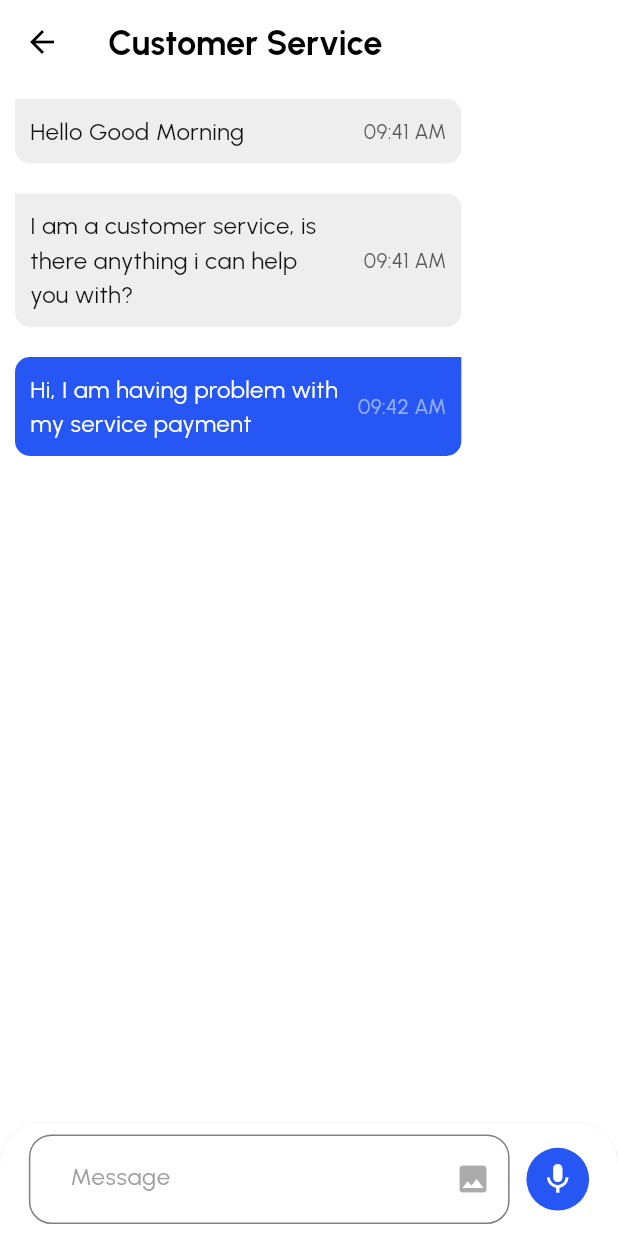
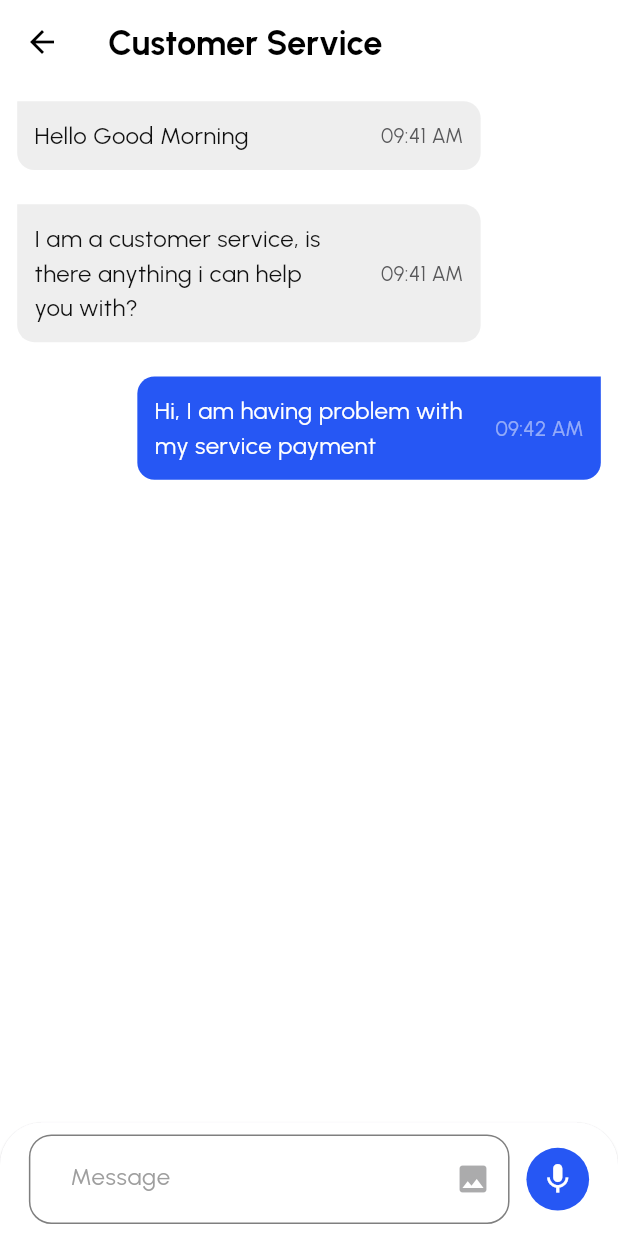
Before and after one commit to Sundhar22/UserApp, a Flutter app: the CustomerService screen opened directly, on a phone screen of 412 x 824 dp. Run offline on Flutter 3.47's test engine with Material 3 defaults, Android fonts, the phone set to English and light mode, and no system bars; our stand-ins replace bloc, carousel_slider, cloud_firestore, dots_indicator, firebase_auth, firebase_core and 5 more; accounts and stored records are empty.

Commit message:
john commit

```diff
--- a/lib/features/profile/components/customerservice_ui.dart
+++ b/lib/features/profile/components/customerservice_ui.dart
@@ -118,11 +118,15 @@ class _CustomerServiceState extends State<CustomerService> {
   }
 
   Widget _serviceProvideContainer(String content, String time) {
-    return _messageContainer(content, time, MessageType.serviceProvider);
+    return Align(
+        alignment: Alignment.centerLeft,
+        child: _messageContainer(content, time, MessageType.serviceProvider));
   }
 
   Widget _userContainer(String content, String time) {
-    return _messageContainer(content, time, MessageType.user);
+    return Align(
+        alignment: Alignment.centerRight,
+        child: _messageContainer(content, time, MessageType.user));
   }
 
   Widget _messageContainer(String content, String time, MessageType type) {
@@ -130,19 +134,19 @@ class _CustomerServiceState extends State<CustomerService> {
 
     return Container(
       alignment: Alignment.centerRight,
-      margin: const EdgeInsets.all(10),
-      padding: const EdgeInsets.all(10),
-      width: 260.w,
+      margin: EdgeInsets.all(10.r),
+      padding: EdgeInsets.all(10.r),
+      width: 270.w,
       decoration: BoxDecoration(
         borderRadius: BorderRadius.only(
           topLeft: isServiceProvider
               ? const Radius.circular(0)
-              : const Radius.circular(10),
+              : Radius.circular(10.r),
           topRight: isServiceProvider
-              ? const Radius.circular(10)
+              ? Radius.circular(10.r)
               : const Radius.circular(0),
-          bottomLeft: const Radius.circular(10),
-          bottomRight: const Radius.circular(10),
+          bottomLeft: Radius.circular(10.r),
+          bottomRight: Radius.circular(10.r),
         ),
         color: isServiceProvider
             ? AppColor.textSecondaryColor.withOpacity(0.1)
--- a/lib/features/profile/components/rateus_ui.dart
+++ b/lib/features/profile/components/rateus_ui.dart
@@ -12,7 +12,7 @@ Future rateUs(BuildContext context) {
         height: 400.h,
         child: Column(
           children: [
-            ratingpage(context),
+            ratingPage(context),
           ],
         ),
       ),
@@ -20,7 +20,7 @@ Future rateUs(BuildContext context) {
   );
 }
 
-Widget ratingpage(BuildContext context) {
+Widget ratingPage(BuildContext context) {
   return Column(
     children: [
       Image.asset(
```
